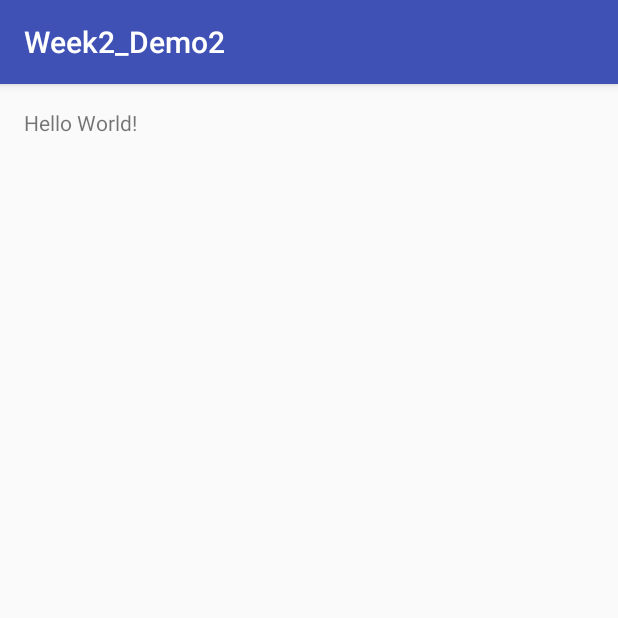
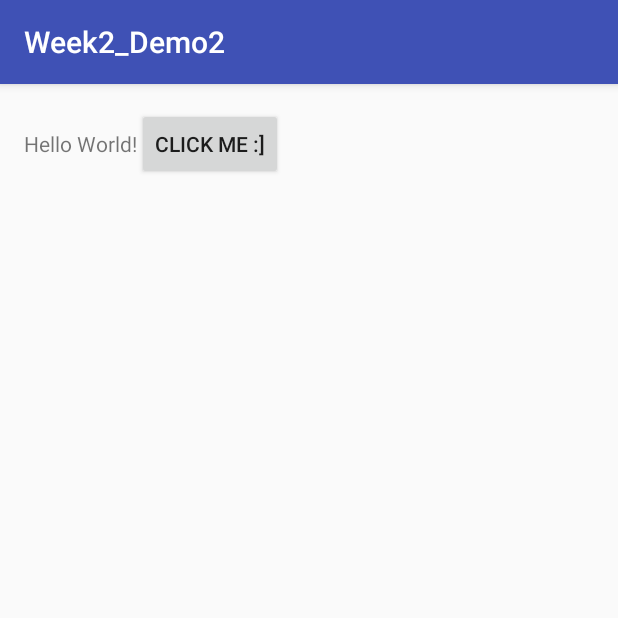
Before and after one commit to Jamest8/Week2_Demo2, an Android app: the screen it shows after launch (MainActivity), on a phone screen of 412 x 824 dp, the top half of it. Run offline under Robolectric (Android 15) with nearby library versions, the phone set to English and light mode, and no system bars.

Commit message:
Added a click button.

```diff
--- a/app/src/main/java/com/example/tyler/week2_demo2/MainActivity.java
+++ b/app/src/main/java/com/example/tyler/week2_demo2/MainActivity.java
@@ -2,6 +2,8 @@ package com.example.tyler.week2_demo2;
 
 import android.support.v7.app.AppCompatActivity;
 import android.os.Bundle;
+import android.view.View;
+import android.widget.Button;
 
 public class MainActivity extends AppCompatActivity {
 
@@ -10,4 +12,9 @@ public class MainActivity extends AppCompatActivity {
         super.onCreate(savedInstanceState);
         setContentView(R.layout.activity_main);
     }
+
+    public void mOnClick(View view) {
+
+        ((Button)view).setText("Clicked" + (++count));
+    }
 }
--- a/app/src/main/res/layout/activity_main.xml
+++ b/app/src/main/res/layout/activity_main.xml
@@ -1,9 +1,10 @@
 <?xml version="1.0" encoding="utf-8"?>
-<RelativeLayout xmlns:android="http://schemas.android.com/apk/res/android"
+<LinearLayout xmlns:android="http://schemas.android.com/apk/res/android"
     xmlns:tools="http://schemas.android.com/tools"
     android:id="@+id/activity_main"
     android:layout_width="match_parent"
     android:layout_height="match_parent"
+    android:orentation="vertical"
     android:paddingBottom="@dimen/activity_vertical_margin"
     android:paddingLeft="@dimen/activity_horizontal_margin"
     android:paddingRight="@dimen/activity_horizontal_margin"
@@ -14,4 +15,10 @@
         android:layout_width="wrap_content"
         android:layout_height="wrap_content"
         android:text="Hello World!" />
-</RelativeLayout>
+
+    <Button
+        android:layout_width="wrap_content"
+        android:layout_height="wrap_content"
+        android:text="Click Me :]"
+        android:onClick="mOnClick"/>
+</LinearLayout>
```
